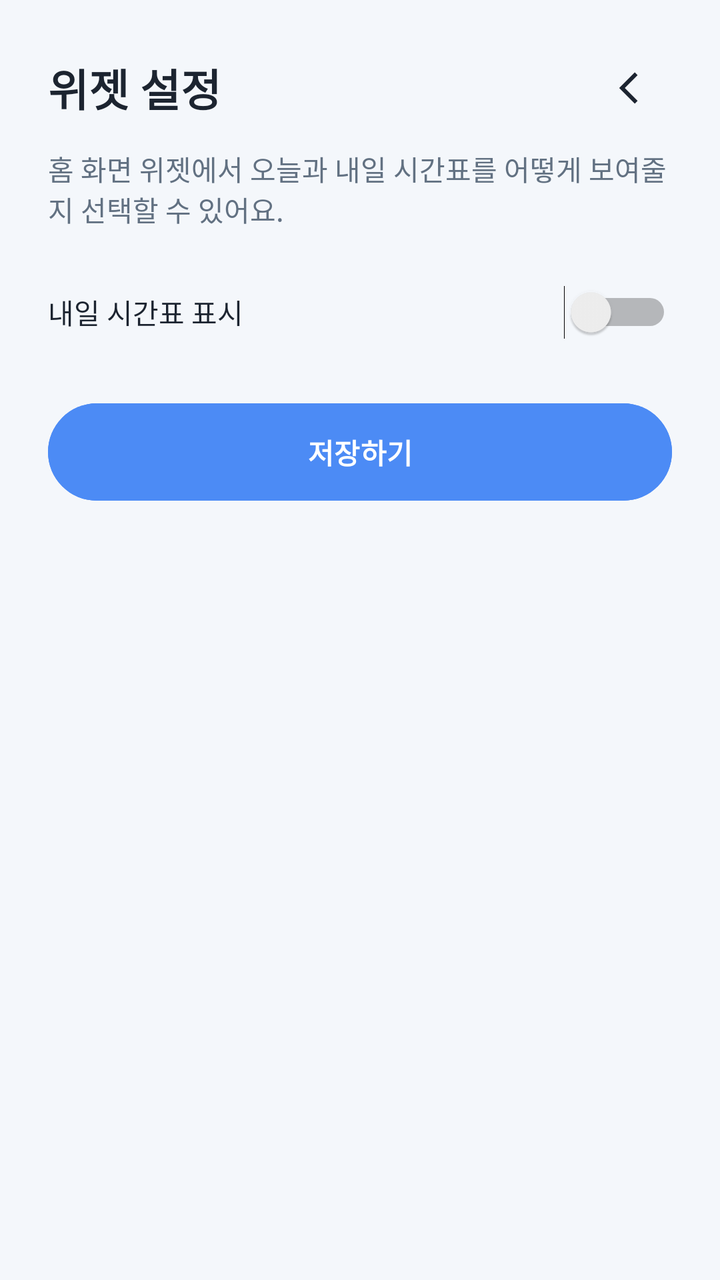
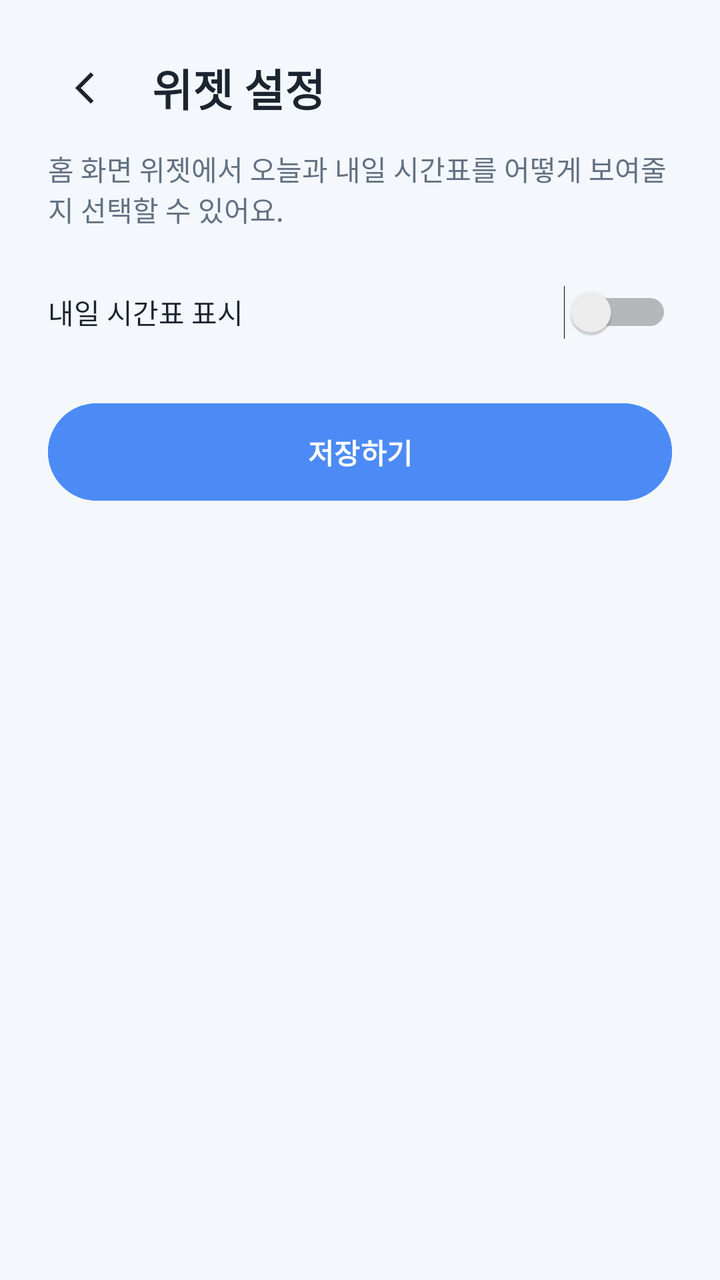

Compare the two renders of this Android layout. The source of the first and the diff that turns it into the second are given below.
<!-- AndroidManifest.xml: application theme Theme.MisSchoolApp -->
<!-- res/layout/activity_widget_config.xml -->
<?xml version="1.0" encoding="utf-8"?>
<layout xmlns:android="http://schemas.android.com/apk/res/android">

<ScrollView
    android:layout_width="match_parent"
    android:layout_height="match_parent"
    android:background="@color/bg_page"
    android:clipToPadding="false"
    android:fillViewport="true">

    <LinearLayout
        android:layout_width="match_parent"
        android:layout_height="wrap_content"
        android:orientation="vertical"
        android:padding="24dp">

        <LinearLayout
            android:layout_width="match_parent"
            android:layout_height="wrap_content"
            android:gravity="center_vertical"
            android:orientation="horizontal">

            <TextView
                android:layout_width="0dp"
                android:layout_height="wrap_content"
                android:layout_marginEnd="16dp"
                android:layout_weight="1"
                android:text="@string/widget_config_title"
                android:textColor="@color/text_primary"
                android:textSize="@dimen/text_page_title"
                android:textStyle="bold" />

            <ImageButton
                android:id="@+id/widgetConfigBackButton"
                android:layout_width="40dp"
                android:layout_height="40dp"
                android:background="@android:color/transparent"
                android:contentDescription="@string/settings_back"
                android:padding="8dp"
                android:src="@drawable/ic_back_simple" />
        </LinearLayout>

        <TextView
            android:layout_width="match_parent"
            android:layout_height="wrap_content"
            android:layout_marginTop="10dp"
            android:text="@string/widget_config_description"
            android:textColor="@color/text_secondary"
            android:textSize="@dimen/text_body" />

        <Switch
            android:id="@+id/widgetTomorrowSwitch"
            android:layout_width="match_parent"
            android:layout_height="wrap_content"
            android:layout_marginTop="28dp"
            android:text="@string/widget_config_show_tomorrow"
            android:textColor="@color/text_primary" />

        <Button
            android:id="@+id/widgetConfigSaveButton"
            android:layout_width="match_parent"
            android:layout_height="wrap_content"
            android:layout_marginTop="28dp"
            android:backgroundTint="@color/brand_blue"
            android:paddingVertical="14dp"
            android:text="@string/widget_config_save"
            android:textColor="@color/white"
            android:textStyle="bold" />

    </LinearLayout>
</ScrollView>

</layout>
<!-- resources referenced by this layout -->
<resources>
  <color name="bg_page">#F4F7FB</color>
  <color name="brand_blue">#4C8BF5</color>
  <color name="text_primary">#1C2430</color>
  <color name="text_secondary">#627182</color>
  <color name="white">#FFFFFFFF</color>
  <dimen name="text_body">14sp</dimen>
  <dimen name="text_page_title">22sp</dimen>
  <!-- drawable ic_back_simple (drawable) -->
  <?xml version="1.0" encoding="utf-8"?>
  <vector xmlns:android="http://schemas.android.com/apk/res/android"
      android:width="24dp"
      android:height="24dp"
      android:viewportWidth="24"
      android:viewportHeight="24">
  
      <path
          android:fillColor="@color/text_primary"
          android:pathData="M14.8,5.6L8.4,12l6.4,6.4l-1.4,1.4L5.6,12l7.8,-7.8z" />
  </vector>
  <string name="settings_back">뒤로 가기</string>
  <string name="widget_config_description">홈 화면 위젯에서 오늘과 내일 시간표를 어떻게 보여줄지 선택할 수 있어요.</string>
  <string name="widget_config_save">저장하기</string>
  <string name="widget_config_show_tomorrow">내일 시간표 표시</string>
  <string name="widget_config_title">위젯 설정</string>
  <style name="Theme.MisSchoolApp" parent="Base.Theme.MisSchoolApp" />
  <style name="Base.Theme.MisSchoolApp" parent="Theme.Material3.DayNight.NoActionBar">
          <item name="android:statusBarColor">@color/bg_page</item>
          <item name="android:windowLightStatusBar">true</item>
      </style>
</resources>

<!-- the commit's change to res/layout/activity_widget_config.xml (unified diff, before → after) -->
@@ -20,16 +20,6 @@
             android:gravity="center_vertical"
             android:orientation="horizontal">
 
-            <TextView
-                android:layout_width="0dp"
-                android:layout_height="wrap_content"
-                android:layout_marginEnd="16dp"
-                android:layout_weight="1"
-                android:text="@string/widget_config_title"
-                android:textColor="@color/text_primary"
-                android:textSize="@dimen/text_page_title"
-                android:textStyle="bold" />
-
             <ImageButton
                 android:id="@+id/widgetConfigBackButton"
                 android:layout_width="40dp"
@@ -38,6 +28,16 @@
                 android:contentDescription="@string/settings_back"
                 android:padding="8dp"
                 android:src="@drawable/ic_back_simple" />
+
+            <TextView
+                android:layout_width="0dp"
+                android:layout_height="wrap_content"
+                android:layout_marginStart="12dp"
+                android:layout_weight="1"
+                android:text="@string/widget_config_title"
+                android:textColor="@color/text_primary"
+                android:textSize="@dimen/text_page_title"
+                android:textStyle="bold" />
         </LinearLayout>
 
         <TextView
